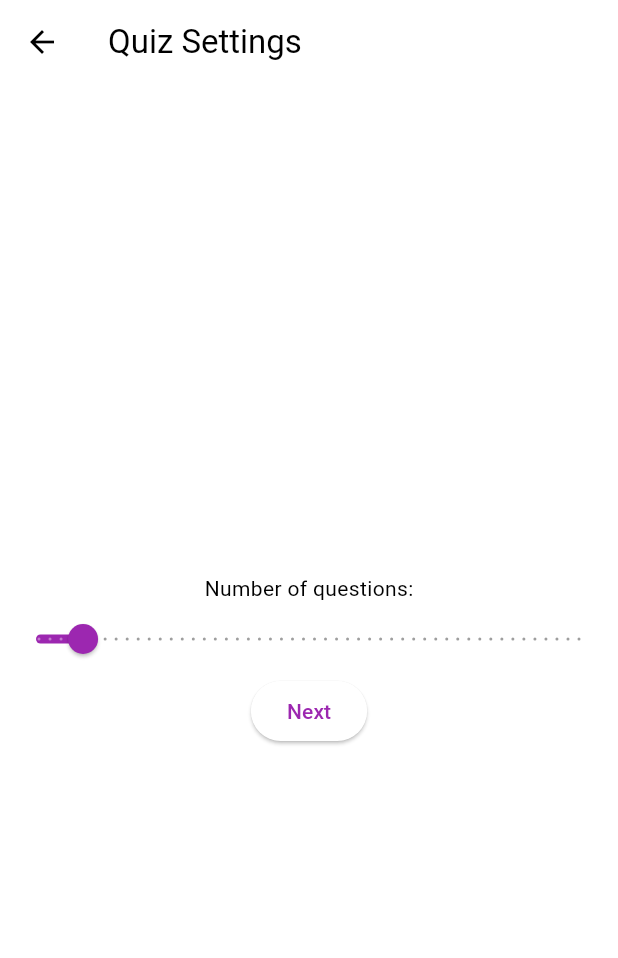
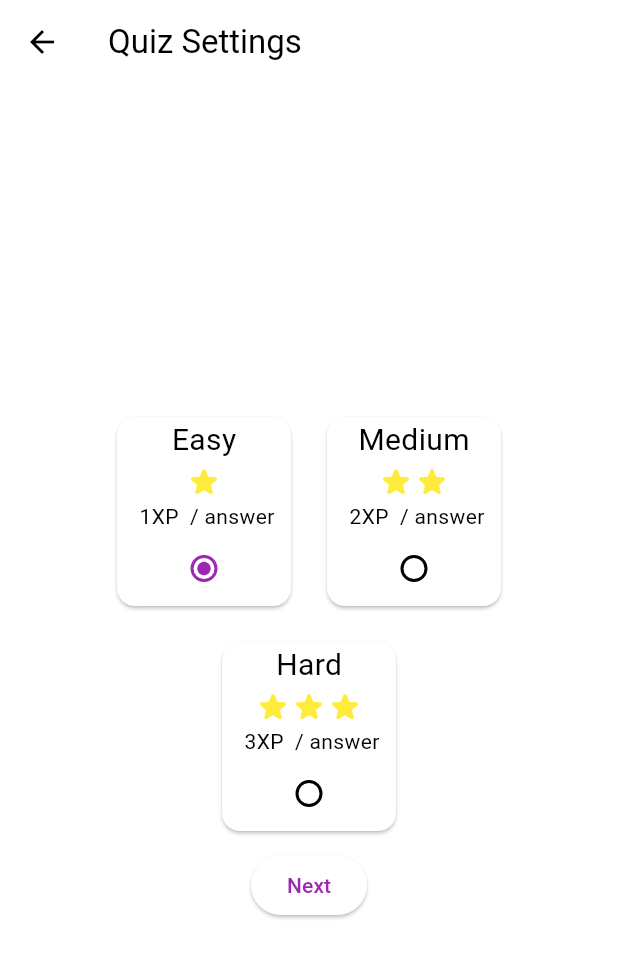
Before and after one commit to spageektti/triviology, a Flutter app: the screen it shows after launch, after a tap on "General Knowledge", on a phone screen of 412 x 824 dp. Shown: the top 958 px of the screen. Run offline on Flutter 3.47's test engine with Material 3 defaults, Android fonts, the light colour scheme and no system bars; missing offline and left inert: country_flags; network calls fail; statements that could not run were skipped.

Commit message:
Improve view for smaller devices; Fixes and updates

```diff
--- a/lib/home_page.dart
+++ b/lib/home_page.dart
@@ -39,7 +39,6 @@ class HomePage extends StatefulWidget {
   final String databaseUrl;
   final String databaseCodename;
   final String databaseSavefile;
-  final String databaseType = "";
   final String apiUrl = "";
   final String questions = "";
 
@@ -78,14 +77,9 @@ class _HomePageState extends State<HomePage> {
   String _databaseType = "";
   String _apiUrl = "";
   String _questions = "";
+  String _questionCount = "";
 
   Future<void> loadCategories() async {
-    if (widget.databaseCodename == 'opentdbapi') {
-      // so it doesn't have to load
-      setState(() {
-        _categoriesLoaded = true;
-      });
-    } else {
     final directory = await getApplicationDocumentsDirectory();
     final databaseJson =
         File('${directory.path}/${widget.databaseCodename}.json');
@@ -94,14 +88,22 @@ class _HomePageState extends State<HomePage> {
       final decodedJson = jsonDecode(database);
       final categories = decodedJson['categories'];
       final databaseType = decodedJson['type'];
-        final apiUrl = databaseType == "api" ? decodedJson['api_url'] : "none";
-        final questions =
-            databaseType != "api" ? decodedJson['questions'] : "{}";
+      final apiUrl = databaseType == "api" ? decodedJson['api_url'] : "None";
+      final booleanQuestions =
+          databaseType != "api" ? decodedJson['questions_boolean'] : "{}";
+      final multipleQuestions =
+          databaseType != "api" ? decodedJson['questions_multiple'] : "{}";
+      final questions = {
+        'boolean': booleanQuestions,
+        'multiple': multipleQuestions,
+      };
+      final questionCount =
+          databaseType != "api" ? decodedJson['question_count'] : "{}";
       print(categories);
       setState(() {
         _categories.clear();
-          _categories.addAll(
-              List<Map<String, dynamic>>.from(categories.map((category) {
+        _categories
+            .addAll(List<Map<String, dynamic>>.from(categories.map((category) {
           return {
             'icon': getIconData(category['icon']),
             'text': category['text'],
@@ -111,13 +113,15 @@ class _HomePageState extends State<HomePage> {
         _databaseType = databaseType;
         _apiUrl = apiUrl;
         _questions = jsonEncode(questions);
+        _questionCount = jsonEncode(questionCount);
         _categoriesLoaded = true;
+        print(_databaseType);
+        print(_questions);
       });
     } else {
       setState(() {
         _categoriesLoaded = true;
       });
-      }
     }
   }
 
@@ -198,7 +202,8 @@ class _HomePageState extends State<HomePage> {
                             databaseSavefile: widget.databaseSavefile,
                             databaseType: _databaseType,
                             apiUrl: _apiUrl,
-                            questions: _questions);
+                            questions: _questions,
+                            questionCount: _questionCount);
                       }));
                     },
                     customBorder: RoundedRectangleBorder(
--- a/lib/quiz_page.dart
+++ b/lib/quiz_page.dart
@@ -29,8 +29,8 @@ import 'package:http/http.dart' as http;
 import 'package:html/parser.dart' as htmlParser;
 
 class QuizPage extends StatefulWidget {
-  const QuizPage(
-      {super.key,
+  const QuizPage({
+    super.key,
     required this.categoryId,
     required this.categoryName,
     required this.numOfQuestions,
@@ -42,7 +42,8 @@ class QuizPage extends StatefulWidget {
     required this.databaseSavefile,
     required this.databaseType,
     required this.apiUrl,
-      required this.questions});
+    required this.questions,
+  });
 
   final int categoryId;
   final String categoryName;
@@ -162,7 +163,15 @@ class _QuizPageState extends State<QuizPage> {
     final Map<String, dynamic> decodedJson =
         jsonDecode(widget.questions); // map of ALL questions in the database
     print(decodedJson);
-    final List<dynamic> questions = decodedJson[widget.categoryId.toString()]
+    final List<dynamic> questions = widget.questionType == 'boolean'
+        ? decodedJson['boolean'][widget.categoryId.toString()]
+            [widget.difficulty]
+        : widget.questionType == 'multiple'
+            ? decodedJson['multiple'][widget.categoryId.toString()]
+                [widget.difficulty]
+            : decodedJson['boolean'][widget.categoryId.toString()]
+                    [widget.difficulty] +
+                decodedJson['multiple'][widget.categoryId.toString()]
                     [widget.difficulty]; // list of questions
     print(questions);
     final List<dynamic> shuffledQuestions = List.from(questions)
@@ -172,6 +181,7 @@ class _QuizPageState extends State<QuizPage> {
         // I know it is not the best solution, but It works for now
         await Future.delayed(const Duration(seconds: 1));
 
+        if (mounted) {
           showDialog(
             context: context,
             builder: (context) {
@@ -205,6 +215,7 @@ class _QuizPageState extends State<QuizPage> {
               );
             },
           );
+        }
       }
     } else {
       setState(() {
--- a/lib/quiz_settings_page.dart
+++ b/lib/quiz_settings_page.dart
@@ -20,6 +20,8 @@
 ! To contribute, please read the CONTRIBUTING.md file in the root of the project.
 ? It contains important information about the project structure, code style, suggested VSCode extensions, and more.
 */
+import 'dart:convert';
+
 import 'package:flutter/material.dart';
 import 'package:triviology/quiz_page.dart';
 
@@ -34,7 +36,8 @@ class QuizSettingsPage extends StatefulWidget {
       required this.databaseSavefile,
       required this.databaseType,
       required this.apiUrl,
-      required this.questions});
+      required this.questions,
+      required this.questionCount});
 
   final int categoryId;
   final String categoryName;
@@ -45,19 +48,34 @@ class QuizSettingsPage extends StatefulWidget {
   final String databaseType;
   final String apiUrl;
   final String questions;
+  final String questionCount;
 
   @override
   _QuizSettingsPageState createState() => _QuizSettingsPageState();
 }
 
 class _QuizSettingsPageState extends State<QuizSettingsPage> {
-  int _numOfQuestions = 5;
+  int _numOfQuestions = 1;
   String _difficulty = 'easy';
   String _questionType = 'multiple';
   int _current_setting = 0;
+  int _countOfQuestionsForCurrentSetting = 25;
+
+  late Map<dynamic, dynamic> _decodedQuestionCount;
+
+  @override
+  void initState() {
+    super.initState();
+    if (widget.apiUrl == "None") {
+      _decodedQuestionCount = jsonDecode(widget.questionCount);
+    } else {
+      _decodedQuestionCount = {};
+    }
+  }
 
   @override
   Widget build(BuildContext context) {
+    print(_decodedQuestionCount);
     return Scaffold(
       appBar: AppBar(
         title: const Text('Quiz Settings'),
@@ -66,13 +84,19 @@ class _QuizSettingsPageState extends State<QuizSettingsPage> {
         child: Column(
           mainAxisAlignment: MainAxisAlignment.center,
           children: [
-            if (_current_setting == 0) ...[
+            if (_current_setting == 2) ...[
               const Text('Number of questions:'),
               Slider(
                 value: _numOfQuestions.toDouble(),
                 min: 1,
-                max: 50,
-                divisions: 49,
+                max: widget.apiUrl == "None"
+                    ? _countOfQuestionsForCurrentSetting * 1.0
+                    : 25,
+                divisions: widget.apiUrl == "None"
+                    ? (_countOfQuestionsForCurrentSetting > 1
+                        ? _countOfQuestionsForCurrentSetting - 1
+                        : 1)
+                    : 24,
                 label: _numOfQuestions.toString(),
                 onChanged: (double value) {
                   setState(() {
@@ -81,7 +105,7 @@ class _QuizSettingsPageState extends State<QuizSettingsPage> {
                 },
               ),
             ],
-            if (_current_setting == 1) ...[
+            if (_current_setting == 0) ...[
               /*const Text('Difficulty:'),
               Slider(
                 value: _difficulty == 'easy'
@@ -109,11 +133,12 @@ class _QuizSettingsPageState extends State<QuizSettingsPage> {
                   });
                 },
               ),*/
-              Row(
-                mainAxisAlignment: MainAxisAlignment.spaceEvenly,
+              Wrap(
+                alignment: WrapAlignment.spaceEvenly,
                 children: [
                   SizedBox(
                     height: 150,
+                    width: 140,
                     child: Padding(
                       padding: const EdgeInsets.all(8.0),
                       child: Card(
@@ -140,6 +165,7 @@ class _QuizSettingsPageState extends State<QuizSettingsPage> {
                   ),
                   SizedBox(
                     height: 150,
+                    width: 140,
                     child: Padding(
                       padding: const EdgeInsets.all(8.0),
                       child: Card(
@@ -149,6 +175,7 @@ class _QuizSettingsPageState extends State<QuizSettingsPage> {
                             const Text('Medium',
                                 style: TextStyle(fontSize: 20)),
                             const Row(
+                              mainAxisAlignment: MainAxisAlignment.center,
                               children: [
                                 Icon(Icons.star_rounded, color: Colors.yellow),
                                 Icon(Icons.star_rounded, color: Colors.yellow),
@@ -171,6 +198,7 @@ class _QuizSettingsPageState extends State<QuizSettingsPage> {
                   ),
                   SizedBox(
                     height: 150,
+                    width: 140,
                     child: Padding(
                       padding: const EdgeInsets.all(8.0),
                       child: Card(
@@ -179,6 +207,7 @@ class _QuizSettingsPageState extends State<QuizSettingsPage> {
                           children: [
                             const Text('Hard', style: TextStyle(fontSize: 20)),
                             const Row(
+                              mainAxisAlignment: MainAxisAlignment.center,
                               children: [
                                 Icon(Icons.star_rounded, color: Colors.yellow),
                                 Icon(Icons.star_rounded, color: Colors.yellow),
@@ -203,7 +232,7 @@ class _QuizSettingsPageState extends State<QuizSettingsPage> {
                 ],
               ),
             ],
-            if (_current_setting == 2) ...[
+            if (_current_setting == 1) ...[
               const Text('Question type:'),
               /*Slider(
                 value: _questionType == 'boolean'
@@ -229,11 +258,12 @@ class _QuizSettingsPageState extends State<QuizSettingsPage> {
                   });
                 },
               ),*/
-              Row(
-                mainAxisAlignment: MainAxisAlignment.spaceEvenly,
+              Wrap(
+                alignment: WrapAlignment.spaceEvenly,
                 children: [
                   Padding(
-                    padding: const EdgeInsets.symmetric(vertical: 8),
+                    padding:
+                        const EdgeInsets.symmetric(vertical: 8, horizontal: 5),
                     child: SizedBox(
                       width: 140,
                       child: Card(
@@ -267,7 +297,8 @@ class _QuizSettingsPageState extends State<QuizSettingsPage> {
                     ),
                   ),
                   Padding(
-                    padding: const EdgeInsets.symmetric(vertical: 8),
+                    padding:
+                        const EdgeInsets.symmetric(vertical: 8, horizontal: 5),
                     child: SizedBox(
                       width: 140,
                       child: Card(
@@ -305,7 +336,8 @@ class _QuizSettingsPageState extends State<QuizSettingsPage> {
                     ),
                   ),
                   Padding(
-                    padding: const EdgeInsets.symmetric(vertical: 8),
+                    padding:
+                        const EdgeInsets.symmetric(vertical: 8, horizontal: 5),
                     child: SizedBox(
                       width: 140,
                       child: Card(
@@ -336,6 +368,14 @@ class _QuizSettingsPageState extends State<QuizSettingsPage> {
             ],
             ElevatedButton(
               onPressed: () {
+                if (widget.apiUrl == "None") {
+                  print(_decodedQuestionCount[widget.categoryId.toString()]
+                      [_difficulty][_questionType]);
+                  _countOfQuestionsForCurrentSetting =
+                      _decodedQuestionCount[widget.categoryId.toString()]
+                          [_difficulty][_questionType];
+                }
+                print(widget.databaseType);
                 if (_current_setting == 2) {
                   print(
                       'Quiz started with $_numOfQuestions questions, $_difficulty difficulty, and $_questionType question type.');
```
Lines whose indentation alone changed are shown as unchanged.
